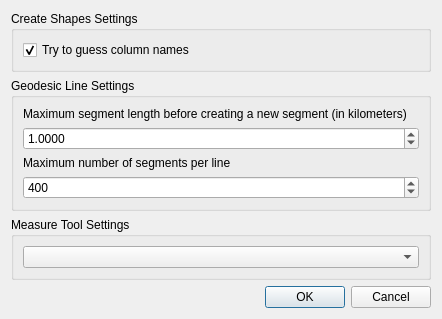
Before: the Qt Designer form ui/settings.ui in NationalSecurityAgency/qgis-shapetools-plugin, drawn with Qt 5.
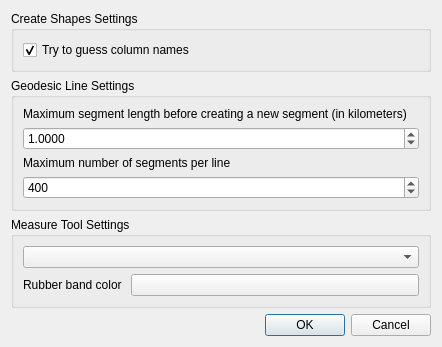
After: the same form once the commit is applied. Custom widgets are drawn as their Qt base class.

Commit message: measure tool color made selectable.

Patch:
```diff
--- a/ui/settings.ui
+++ b/ui/settings.ui
@@ -7,7 +7,7 @@
     <x>0</x>
     <y>0</y>
     <width>442</width>
-    <height>319</height>
+    <height>340</height>
    </rect>
   </property>
   <property name="windowTitle">
@@ -94,6 +94,28 @@
       <item>
        <widget class="QComboBox" name="mtAzComboBox"/>
       </item>
+      <item>
+       <layout class="QFormLayout" name="formLayout">
+        <item row="0" column="0">
+         <widget class="QLabel" name="label_3">
+          <property name="text">
+           <string>Rubber band color </string>
+          </property>
+         </widget>
+        </item>
+        <item row="0" column="1">
+         <widget class="QgsColorButton" name="rubberBandColor">
+          <property name="color">
+           <color alpha="255">
+            <red>222</red>
+            <green>167</green>
+            <blue>67</blue>
+           </color>
+          </property>
+         </widget>
+        </item>
+       </layout>
+      </item>
      </layout>
     </widget>
    </item>
@@ -122,6 +144,13 @@
    </item>
   </layout>
  </widget>
+ <customwidgets>
+  <customwidget>
+   <class>QgsColorButton</class>
+   <extends>QPushButton</extends>
+   <header>qgis.gui</header>
+  </customwidget>
+ </customwidgets>
  <resources/>
  <connections>
   <connection>
```
The commit also changes 3 other files.
